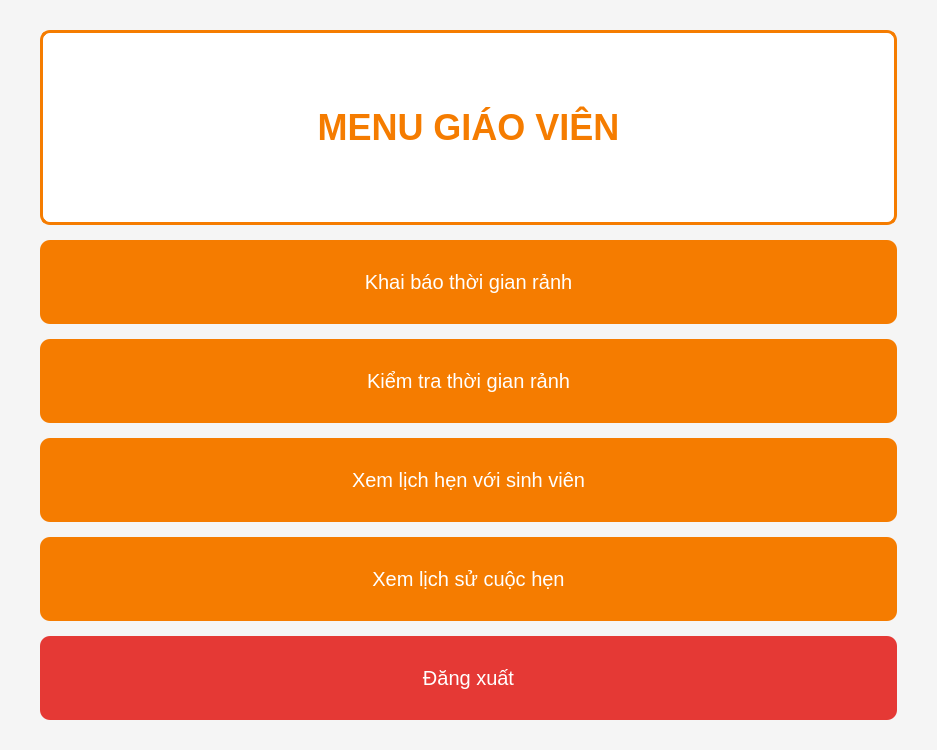
First picture: the form in src/views/teacherviews/TeacherMenuWidget.ui, repository HuyenTranggg/Meeting_Scheduler_App, before the edit.
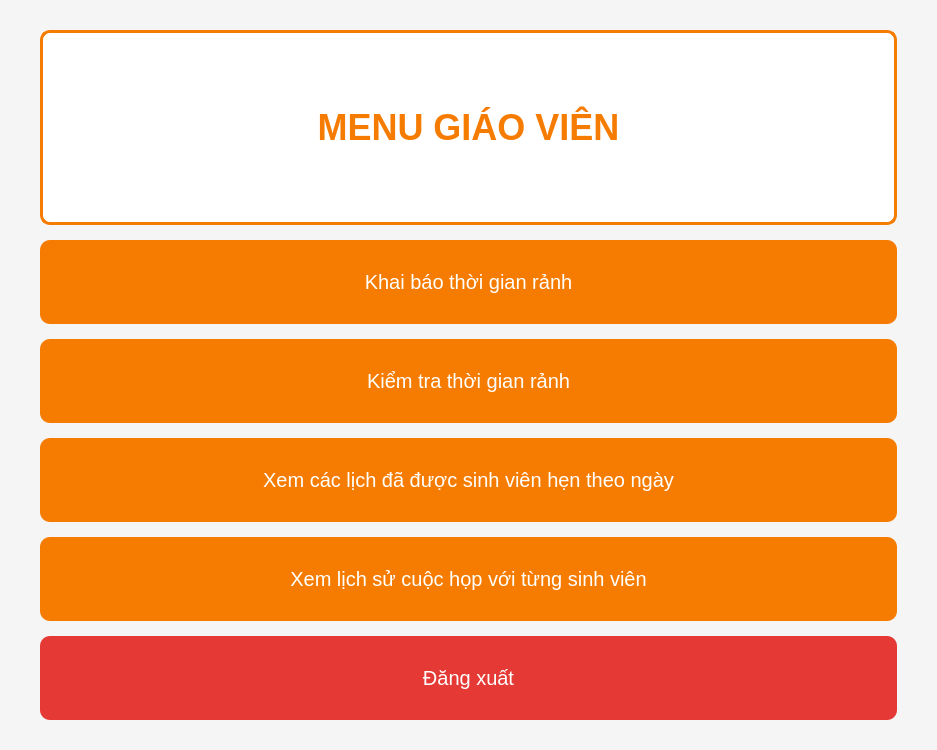
Second picture: the form after the edit.

```diff
--- a/src/views/teacherviews/TeacherMenuWidget.ui
+++ b/src/views/teacherviews/TeacherMenuWidget.ui
@@ -91,14 +91,14 @@
    <item>
     <widget class="QPushButton" name="viewMeetingsButton">
      <property name="text">
-      <string>Xem lịch hẹn với sinh viên</string>
+      <string>Xem các lịch đã được sinh viên hẹn theo ngày</string>
      </property>
     </widget>
    </item>
    <item>
     <widget class="QPushButton" name="viewHistoryButton">
      <property name="text">
-      <string>Xem lịch sử cuộc hẹn</string>
+      <string>Xem lịch sử cuộc họp với từng sinh viên</string>
      </property>
     </widget>
    </item>
```
